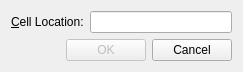
This is projects/ch02/03designerDialog/gotocelldialog.ui in zyphilosophy/learn-qt_cpp-gui-programming-with-qt4 as Qt 5 draws it before an edit. The edited form follows.
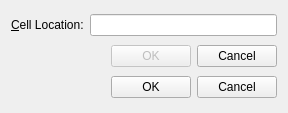
This is the edited form.

Diff of the .ui file:
```diff
--- a/projects/ch02/03designerDialog/gotocelldialog.ui
+++ b/projects/ch02/03designerDialog/gotocelldialog.ui
@@ -6,8 +6,8 @@
    <rect>
     <x>0</x>
     <y>0</y>
-    <width>243</width>
-    <height>71</height>
+    <width>288</width>
+    <height>113</height>
    </rect>
   </property>
   <property name="windowTitle">
@@ -68,6 +68,13 @@
      </item>
     </layout>
    </item>
+   <item>
+    <widget class="QDialogButtonBox" name="buttonBox">
+     <property name="standardButtons">
+      <set>QDialogButtonBox::Cancel|QDialogButtonBox::Ok</set>
+     </property>
+    </widget>
+   </item>
   </layout>
  </widget>
  <tabstops>
```
